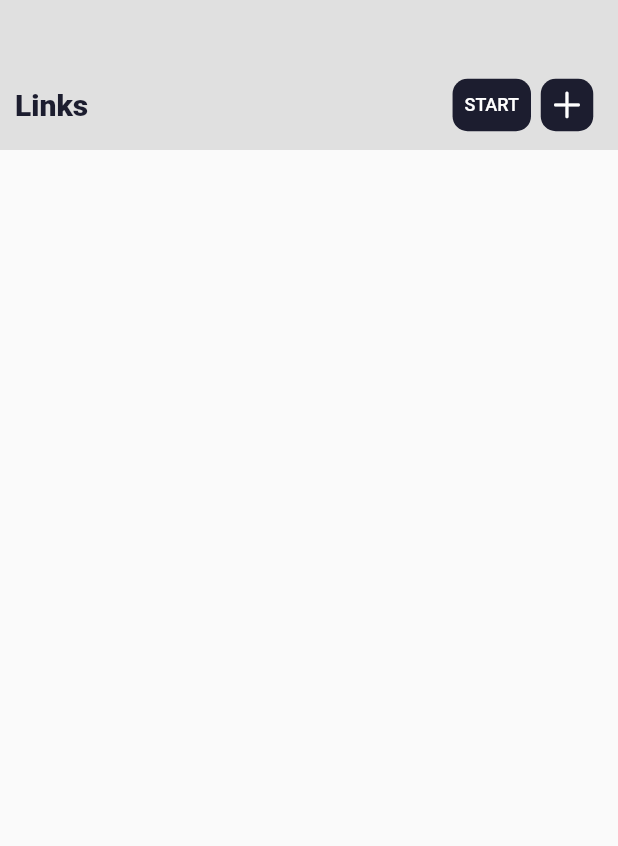
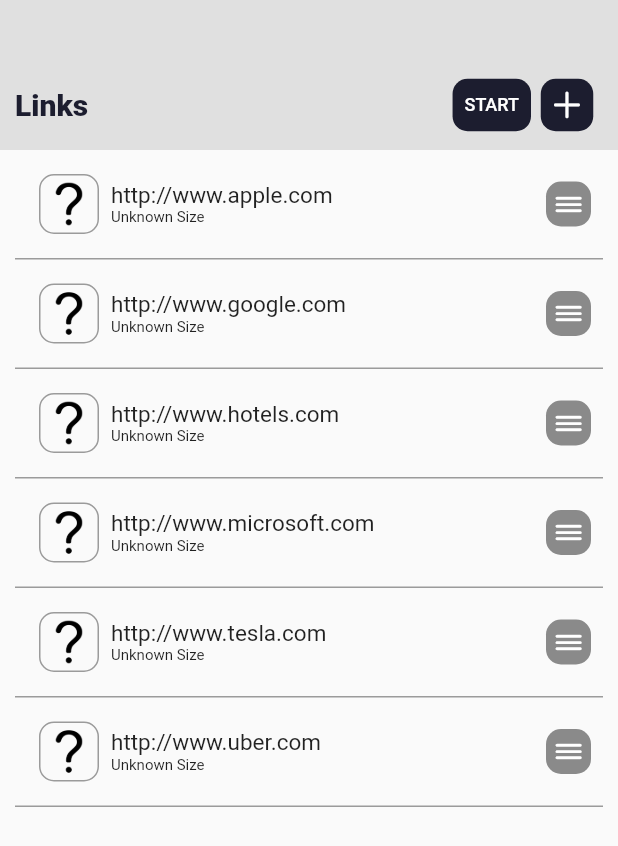
Before and after one commit to salamehMoe/url-list, a Flutter app: the screen it shows after launch, on a phone screen of 412 x 824 dp. Shown: the top 846 px of the screen. Run offline on Flutter 3.47's test engine with Material 2 defaults, Android fonts, the phone set to English and light mode, and no system bars.

Commit message:
Created the list of urlsand its other elements and  listView and its skeleton cell

```diff
--- a/lib/main.dart
+++ b/lib/main.dart
@@ -1,5 +1,6 @@
 import 'package:flutter/cupertino.dart';
 import 'package:flutter/material.dart';
+import 'package:url_list/the-list.dart';
 
 void main() {
   runApp(const MyApp());
@@ -35,6 +36,7 @@ class _MyHomePageState extends State<MyHomePage> {
     return Scaffold(
       body: Column(
         children: [
+          //THE HEADER
           Container(
               height: 100,
               color: const Color(0xFFE0E0E0),
@@ -54,34 +56,117 @@ class _MyHomePageState extends State<MyHomePage> {
                     Row(
                       mainAxisAlignment: MainAxisAlignment.spaceBetween,
                       children: [
-                       TextButton(onPressed: (){
+                        TextButton(
+                          onPressed: () {
                             print('Btn Pressed');
-                       }, child: const Text('START',style: TextStyle(color: Colors.white,fontSize: 12,),),style: TextButton.styleFrom(
+                          },
+                          child: const Text(
+                            'START',
+                            style: TextStyle(
+                              color: Colors.white,
+                              fontSize: 12,
+                            ),
+                          ),
+                          style: TextButton.styleFrom(
                             backgroundColor: const Color(0xFF1C1D2F),
                             minimumSize: const Size(35, 35),
                             shape: const RoundedRectangleBorder(
-                           borderRadius: BorderRadius.all(Radius.circular(10.0),
+                              borderRadius: BorderRadius.all(
+                                Radius.circular(10.0),
                               ),
-
                             ),
-                       ),),
-                        TextButton(onPressed: (){
+                          ),
+                        ),
+                        TextButton(
+                          onPressed: () {
                             print('Add Btn Pressed');
-                        }, child:const Icon(CupertinoIcons.add,color: Colors.white,size: 25,),//Text('+', style: TextStyle(color: Colors.white,fontSize: 20,)),
+                          },
+                          child: const Icon(
+                            CupertinoIcons.add,
+                            color: Colors.white,
+                            size: 25,
+                          ),
+                          //Text('+', style: TextStyle(color: Colors.white,fontSize: 20,)),
                           style: TextButton.styleFrom(
                             backgroundColor: const Color(0xFF1C1D2F),
                             padding: EdgeInsets.zero,
                             minimumSize: const Size(35, 35),
                             shape: const RoundedRectangleBorder(
-                            borderRadius: BorderRadius.all(Radius.circular(10.0)),
+                              borderRadius:
+                                  BorderRadius.all(Radius.circular(10.0)),
                             ),
-
-                        ),),
+                          ),
+                        ),
                       ],
                     )
                   ],
                 ),
-              ))
+              )),
+
+          //THE LIST
+          Expanded(
+            child: ListView.builder(
+              itemCount: TheList.theList.length,
+              scrollDirection: Axis.vertical,
+              itemBuilder: (BuildContext context, int index) {
+                return Padding(
+                  padding: const EdgeInsets.only(left: 10.0, right: 10),
+                  child: Container(
+                    decoration: const BoxDecoration(border: Border(bottom: BorderSide(width: 1.0, color: Colors.black38),)),
+                    child: Padding(
+                      padding: const EdgeInsets.all(8.0),
+                      child: Row(
+                        mainAxisAlignment: MainAxisAlignment.spaceBetween,
+                        children: [
+                          Row(
+                            mainAxisAlignment: MainAxisAlignment.spaceBetween,
+                            children: [
+                              Padding(
+                                padding: const EdgeInsets.all(8.0),
+                                child: Container(
+                                  width:40,
+                                  height: 40,
+                                  decoration: BoxDecoration(
+                                    border: Border.all(color: Colors.black38,width: 1.0),
+                                    borderRadius: BorderRadius.circular(10),
+                                  ),
+                                  child: const SizedBox(
+                                    width: 20,
+                                    height: 20,
+                                    child: FadeInImage(
+                                      placeholder: AssetImage('images/placeholder.png'),
+                                      image: AssetImage('images/placeholder.png'),
+                                      // image: NetworkImage(widget.favIcon)
+                                    ),
+                                  ),
+                                ),
+                              ),
+                              Column(
+                                mainAxisAlignment: MainAxisAlignment.start,
+                                crossAxisAlignment: CrossAxisAlignment.start,
+                                children: [
+                                  Text(TheList.theList[index].theURL, style: TextStyle(fontSize: 15,),),
+                                  Text(TheList.theList[index].theSize, style: TextStyle(fontSize: 10,),),
+                                ],
+                              )
+                            ],
+                          ),
+                          Container(
+                              width:30,
+                              height:30,
+                              decoration: BoxDecoration(
+                                borderRadius: BorderRadius.circular(10),
+                                color: Color(0xFF8A8A8A)
+                              ),
+                              child: Icon(TheList.theList[index].theIcon,color: Colors.white,)),
+                        ],
+                      ),
+                    ),
+                  ),
+                );
+              },
+            ),
+          ),
         ],
       ),
     );
--- /dev/null
+++ b/lib/the-list.dart
@@ -0,0 +1,13 @@
+import 'package:flutter/cupertino.dart';
+import 'package:url_list/url-cell.dart';
+
+class TheList{
+  static List<URLCell> theList = [
+    URLCell(theURL: 'http://www.apple.com', theSize: 'Unknown Size', theIcon: CupertinoIcons.bars, favIcon: 'images/placeholder.png'),
+    URLCell(theURL: 'http://www.google.com', theSize: 'Unknown Size', theIcon: CupertinoIcons.bars, favIcon: 'images/placeholder.png'),
+    URLCell(theURL: 'http://www.hotels.com', theSize: 'Unknown Size', theIcon: CupertinoIcons.bars, favIcon: 'images/placeholder.png'),
+    URLCell(theURL: 'http://www.microsoft.com', theSize: 'Unknown Size', theIcon: CupertinoIcons.bars, favIcon: 'images/placeholder.png'),
+    URLCell(theURL: 'http://www.tesla.com', theSize: 'Unknown Size', theIcon: CupertinoIcons.bars, favIcon: 'images/placeholder.png'),
+    URLCell(theURL: 'http://www.uber.com', theSize: 'Unknown Size', theIcon: CupertinoIcons.bars, favIcon: 'images/placeholder.png'),
+  ];
+}
--- /dev/null
+++ b/lib/url-cell.dart
@@ -0,0 +1,18 @@
+import 'package:flutter/material.dart';
+
+//Custom Class for the list cell
+
+class URLCell  {
+
+URLCell({
+  required this.theURL,
+  required this.theSize,
+  required this.theIcon,
+  required this.favIcon,
+});
+   String favIcon;
+   String theURL;
+   String theSize;
+   IconData theIcon;
+
+}
--- a/pubspec.yaml
+++ b/pubspec.yaml
@@ -58,8 +58,8 @@ flutter:
   uses-material-design: true
 
   # To add assets to your application, add an assets section, like this:
-  # assets:
-  #   - images/a_dot_burr.jpeg
+  assets:
+    - images/
   #   - images/a_dot_ham.jpeg
 
   # An image asset can refer to one or more resolution-specific "variants", see
```
Also changed, not shown: images/placeholder.png (added). Lines whose indentation alone changed are shown as unchanged.
